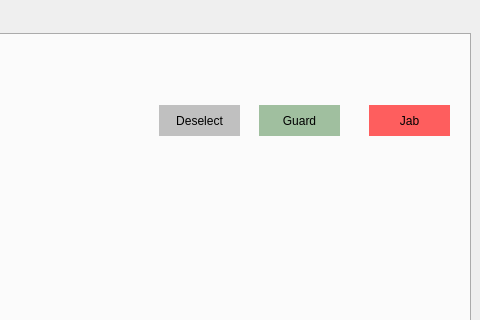
The window that mainwindow.ui (Za012/MMA-Posture) describes before a commit, drawn with Qt 5; both pictures show x 442 to 922 and y 0 to 320 of the 922 by 581 pixel window.
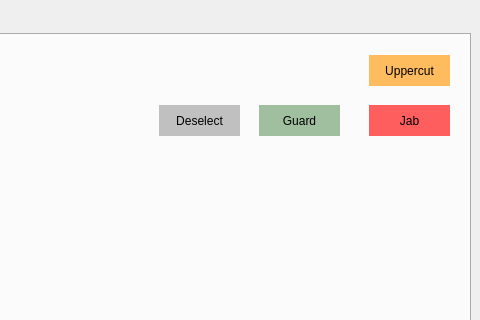
The same window after the commit. The open tabs and pages were chosen to show the change.

Commit message: Added uppercut labeling button

```diff
--- a/mainwindow.ui
+++ b/mainwindow.ui
@@ -327,6 +327,22 @@
          <string>Deselect</string>
         </property>
        </widget>
+       <widget class="QPushButton" name="btnUppercut">
+        <property name="geometry">
+         <rect>
+          <x>800</x>
+          <y>20</y>
+          <width>81</width>
+          <height>31</height>
+         </rect>
+        </property>
+        <property name="styleSheet">
+         <string notr="true">background-color: rgba(255, 150, 0, 160); border: none;</string>
+        </property>
+        <property name="text">
+         <string>Uppercut</string>
+        </property>
+       </widget>
       </widget>
       <widget class="QWidget" name="teach">
        <attribute name="title">
```
Left out of the diff: 2 changed lines with no effect on the pictures. The commit also changes 2 other files.
